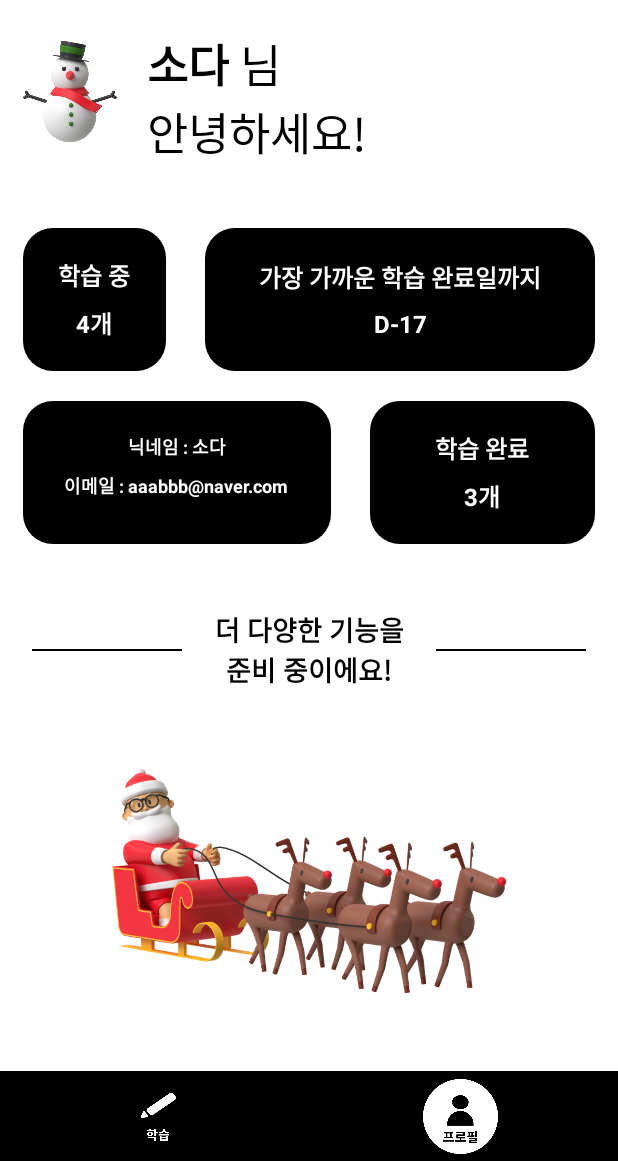
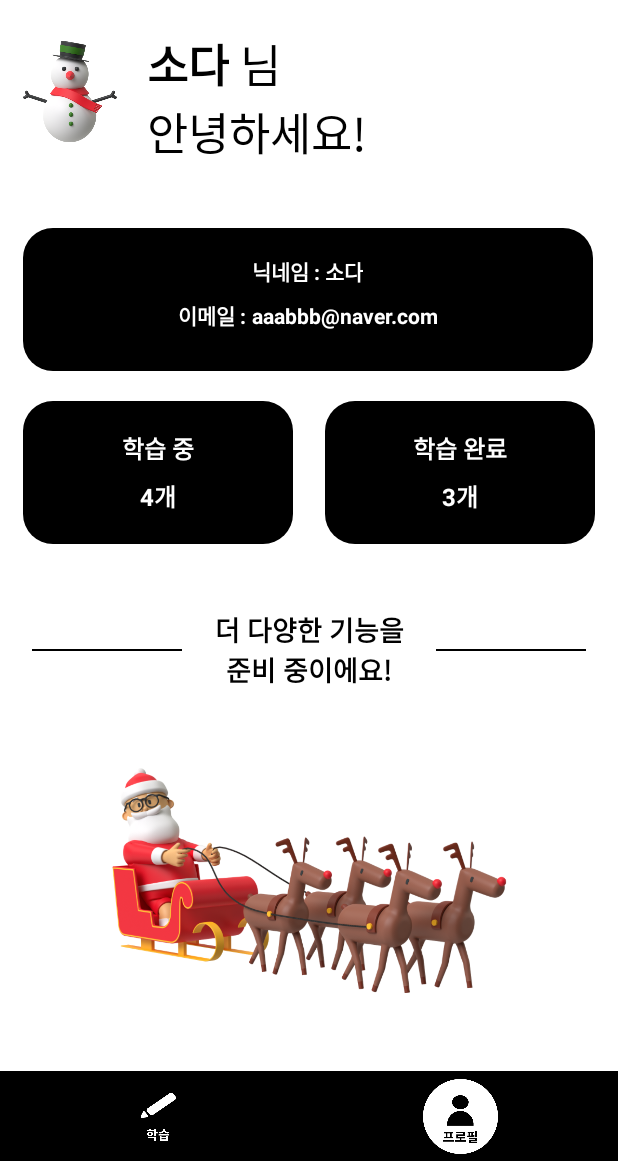
Before and after one commit to Fiizzle/Fiizzle-android, an Android app: the MypageFragment screen opened through its navigation route, on a phone screen of 412 x 824 dp, the part 75-1236 px from its top. Run offline under Robolectric (Android 15) with nearby library versions, the phone set to English and light mode, and no system bars; our stand-ins replace Room's generated code, data binding.

Commit message:
Working mypage DB connect

```diff
--- a/app/src/main/java/com/example/fiizzle/data/entity/User.kt
+++ b/app/src/main/java/com/example/fiizzle/data/entity/User.kt
@@ -6,7 +6,6 @@ import androidx.room.PrimaryKey
 
 @Entity(tableName = "user_table")
 data class User(
-
     @ColumnInfo(name = "user_nickname")
     var nickname: String = "",
 
--- a/app/src/main/res/layout/fragment_mypage.xml
+++ b/app/src/main/res/layout/fragment_mypage.xml
@@ -37,7 +37,7 @@
             app:layout_constraintStart_toStartOf="parent"/>
 
         <TextView
-            android:id="@+id/mypage_nickname_tv"
+            android:id="@+id/mypage_nickname_big_tv"
             android:layout_width="wrap_content"
             android:layout_height="wrap_content"
             android:textSize="30sp"
@@ -54,9 +54,9 @@
             android:textSize="30sp"
             android:text=" 님"
             android:textColor="@color/black"
-            app:layout_constraintStart_toEndOf="@id/mypage_nickname_tv"
-            app:layout_constraintTop_toTopOf="@id/mypage_nickname_tv"
-            app:layout_constraintBottom_toBottomOf="@id/mypage_nickname_tv"/>
+            app:layout_constraintStart_toEndOf="@id/mypage_nickname_big_tv"
+            app:layout_constraintTop_toTopOf="@id/mypage_nickname_big_tv"
+            app:layout_constraintBottom_toBottomOf="@id/mypage_nickname_big_tv"/>
 
         <TextView
             android:layout_width="wrap_content"
@@ -64,13 +64,13 @@
             android:textSize="30sp"
             android:text="안녕하세요!"
             android:textColor="@color/black"
-            app:layout_constraintStart_toStartOf="@id/mypage_nickname_tv"
-            app:layout_constraintTop_toBottomOf="@id/mypage_nickname_tv"/>
+            app:layout_constraintStart_toStartOf="@id/mypage_nickname_big_tv"
+            app:layout_constraintTop_toBottomOf="@id/mypage_nickname_big_tv"/>
 
 
         <LinearLayout
             android:id="@+id/mypage_learning_layout"
-            android:layout_width="95dp"
+            android:layout_width="380dp"
             android:layout_height="95dp"
             android:background="@drawable/dialog_bg"
             android:layout_marginTop="50dp"
@@ -78,72 +78,6 @@
             android:gravity="center"
             app:layout_constraintTop_toBottomOf="@id/mypage_snowman_iv"
             app:layout_constraintStart_toStartOf="@id/mypage_snowman_iv">
-
-            <TextView
-                android:layout_width="match_parent"
-                android:layout_height="wrap_content"
-                android:text="학습 중"
-                android:textSize="16sp"
-                android:textStyle="bold"
-                android:textAlignment="center"
-                android:textColor="@color/white"
-                android:layout_marginBottom="8dp"/>
-
-            <TextView
-                android:id="@+id/mypage_learning_cnt_tv"
-                android:layout_width="match_parent"
-                android:layout_height="wrap_content"
-                android:text="4개"
-                android:textSize="16sp"
-                android:textStyle="bold"
-                android:textAlignment="center"
-                android:textColor="@color/white"/>
-
-        </LinearLayout>
-
-        <LinearLayout
-            android:layout_width="260dp"
-            android:layout_height="95dp"
-            android:background="@drawable/dialog_bg"
-            android:orientation="vertical"
-            android:gravity="center"
-            android:layout_marginEnd="15dp"
-            app:layout_constraintTop_toTopOf="@id/mypage_learning_layout"
-            app:layout_constraintBottom_toBottomOf="@id/mypage_learning_layout"
-            app:layout_constraintEnd_toEndOf="parent">
-
-            <TextView
-                android:layout_width="match_parent"
-                android:layout_height="wrap_content"
-                android:text="가장 가까운 학습 완료일까지"
-                android:textSize="16sp"
-                android:textStyle="bold"
-                android:textAlignment="center"
-                android:textColor="@color/white"
-                android:layout_marginBottom="8dp"/>
-
-            <TextView
-                android:id="@+id/mypage_close_day_tv"
-                android:layout_width="match_parent"
-                android:layout_height="wrap_content"
-                android:text="D-17"
-                android:textSize="16sp"
-                android:textStyle="bold"
-                android:textAlignment="center"
-                android:textColor="@color/white"/>
-
-        </LinearLayout>
-
-        <LinearLayout
-            android:id="@+id/mypage_info_layout"
-            android:layout_width="205dp"
-            android:layout_height="95dp"
-            android:background="@drawable/dialog_bg"
-            android:layout_marginTop="20dp"
-            android:orientation="vertical"
-            android:gravity="center"
-            app:layout_constraintTop_toBottomOf="@id/mypage_learning_layout"
-            app:layout_constraintStart_toStartOf="@id/mypage_learning_layout">
 
             <LinearLayout
                 android:layout_width="wrap_content"
@@ -154,17 +88,18 @@
                     android:layout_width="wrap_content"
                     android:layout_height="wrap_content"
                     android:text="닉네임 : "
-                    android:textSize="12sp"
+                    android:textSize="14sp"
                     android:textStyle="bold"
                     android:textAlignment="center"
                     android:textColor="@color/white"
                     android:layout_marginBottom="8dp"/>
 
                 <TextView
+                    android:id="@+id/mypage_nickname_small_tv"
                     android:layout_width="wrap_content"
                     android:layout_height="wrap_content"
                     android:text="소다"
-                    android:textSize="12sp"
+                    android:textSize="14sp"
                     android:textStyle="bold"
                     android:textAlignment="center"
                     android:textColor="@color/white"
@@ -181,17 +116,18 @@
                     android:layout_width="wrap_content"
                     android:layout_height="wrap_content"
                     android:text="이메일 : "
-                    android:textSize="12sp"
+                    android:textSize="14sp"
                     android:textStyle="bold"
                     android:textAlignment="center"
                     android:textColor="@color/white"
                     android:layout_marginBottom="8dp"/>
 
                 <TextView
+                    android:id="@+id/mypage_email_tv"
                     android:layout_width="wrap_content"
                     android:layout_height="wrap_content"
                     android:text="aaabbb@naver.com"
-                    android:textSize="12sp"
+                    android:textSize="14sp"
                     android:textStyle="bold"
                     android:textAlignment="center"
                     android:textColor="@color/white"
@@ -202,8 +138,41 @@
         </LinearLayout>
 
         <LinearLayout
+            android:id="@+id/mypage_info_layout"
+            android:layout_width="180dp"
+            android:layout_height="95dp"
+            android:background="@drawable/dialog_bg"
+            android:layout_marginTop="20dp"
+            android:orientation="vertical"
+            android:gravity="center"
+            app:layout_constraintTop_toBottomOf="@id/mypage_learning_layout"
+            app:layout_constraintStart_toStartOf="@id/mypage_learning_layout">
+
+            <TextView
+                android:layout_width="match_parent"
+                android:layout_height="wrap_content"
+                android:text="학습 중"
+                android:textSize="16sp"
+                android:textStyle="bold"
+                android:textAlignment="center"
+                android:textColor="@color/white"
+                android:layout_marginBottom="8dp"/>
+
+            <TextView
+                android:id="@+id/mypage_current_cnt_tv"
+                android:layout_width="match_parent"
+                android:layout_height="wrap_content"
+                android:text="4개"
+                android:textSize="16sp"
+                android:textStyle="bold"
+                android:textAlignment="center"
+                android:textColor="@color/white"/>
+
+        </LinearLayout>
+
+        <LinearLayout
             android:id="@+id/mypage_finish_layout"
-            android:layout_width="150dp"
+            android:layout_width="180dp"
             android:layout_height="95dp"
             android:background="@drawable/dialog_bg"
             android:orientation="vertical"
```
Also changed, not shown: app/src/main/java/com/example/fiizzle/data/dataClass/MypageSubjectArray.kt (added, +7 -0 lines), app/src/main/java/com/example/fiizzle/screens/BookFragment.kt (+28 -25 lines), app/src/main/java/com/example/fiizzle/screens/MypageFragment.kt (+47 -0 lines), app/src/main/java/com/example/fiizzle/screens/SignInFragment.kt (+13 -10 lines), app/src/main/java/com/example/fiizzle/utils/AboutPage.kt (line endings or trailing spaces).
